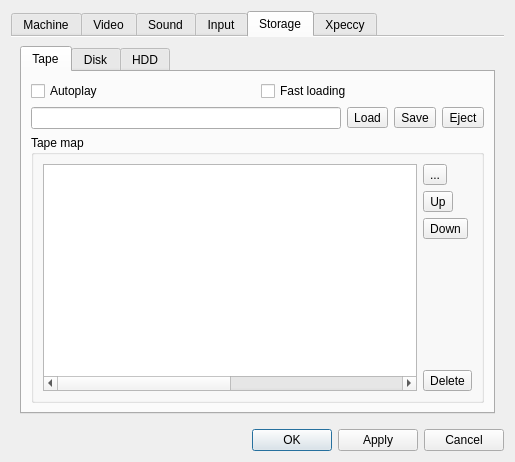
Old version of the form ui/setupwin.ui in the repository samstyle/Xpeccy.
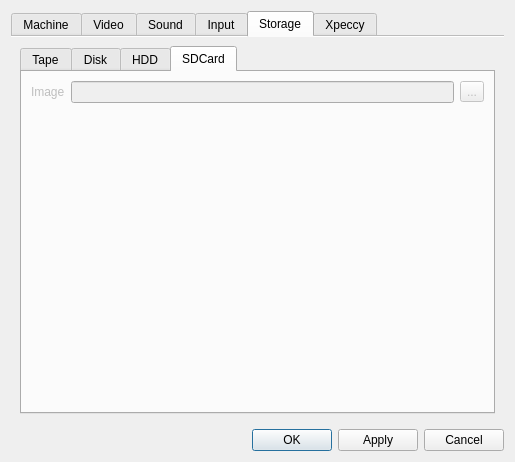
New version of the form. The open tabs and pages were chosen to show the change. Icons and pictures are not drawn.

What changed in the file:
```diff
--- a/ui/setupwin.ui
+++ b/ui/setupwin.ui
@@ -2432,6 +2432,62 @@
              </item>
             </layout>
            </widget>
+           <widget class="QWidget" name="sdcTab">
+            <property name="enabled">
+             <bool>false</bool>
+            </property>
+            <attribute name="icon">
+             <iconset resource="../xpeccy.qrc">
+              <normaloff>:/images/sdcard.png</normaloff>:/images/sdcard.png</iconset>
+            </attribute>
+            <attribute name="title">
+             <string>SDCard</string>
+            </attribute>
+            <layout class="QVBoxLayout" name="verticalLayout_25">
+             <item>
+              <layout class="QGridLayout" name="gridLayout_4">
+               <item row="0" column="0">
+                <widget class="QLabel" name="label_35">
+                 <property name="text">
+                  <string>Image</string>
+                 </property>
+                </widget>
+               </item>
+               <item row="0" column="1">
+                <widget class="QLineEdit" name="sdPath">
+                 <property name="readOnly">
+                  <bool>true</bool>
+                 </property>
+                </widget>
+               </item>
+               <item row="0" column="2">
+                <widget class="QToolButton" name="tbSDCimg">
+                 <property name="text">
+                  <string>...</string>
+                 </property>
+                 <property name="icon">
+                  <iconset resource="../xpeccy.qrc">
+                   <normaloff>:/images/fileopen.png</normaloff>:/images/fileopen.png</iconset>
+                 </property>
+                </widget>
+               </item>
+              </layout>
+             </item>
+             <item>
+              <spacer name="verticalSpacer">
+               <property name="orientation">
+                <enum>Qt::Vertical</enum>
+               </property>
+               <property name="sizeHint" stdset="0">
+                <size>
+                 <width>20</width>
+                 <height>304</height>
+                </size>
+               </property>
+              </spacer>
+             </item>
+            </layout>
+           </widget>
           </widget>
          </item>
         </layout>
```
Left out of the diff: 2 changed lines with no effect on the pictures.
